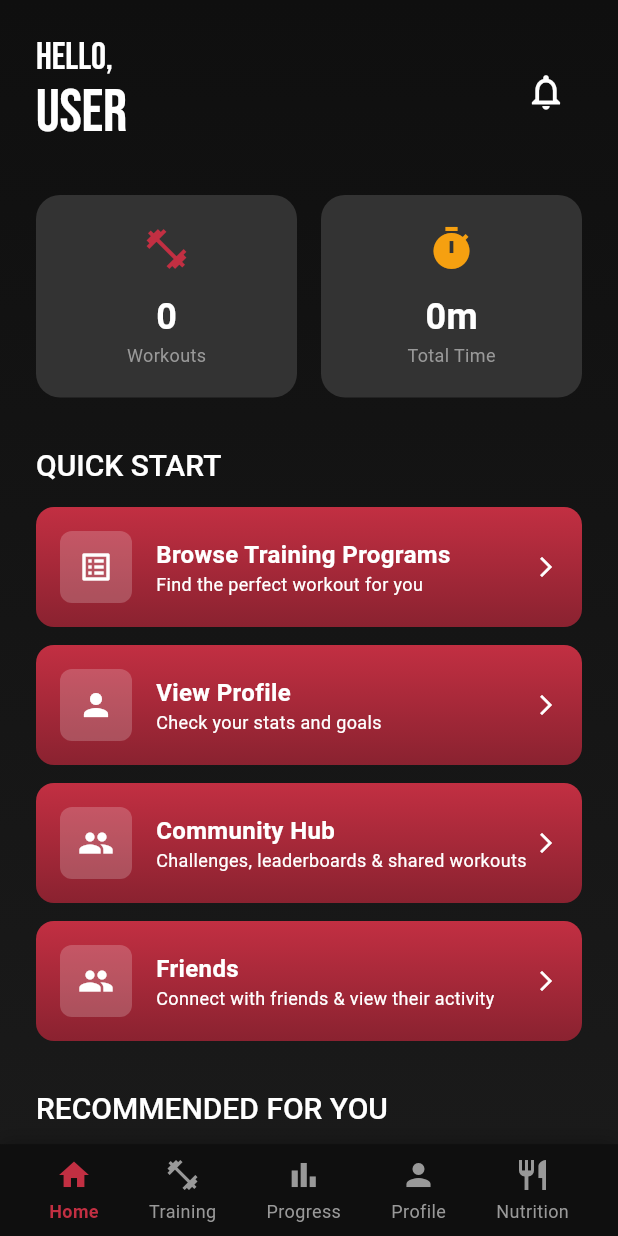
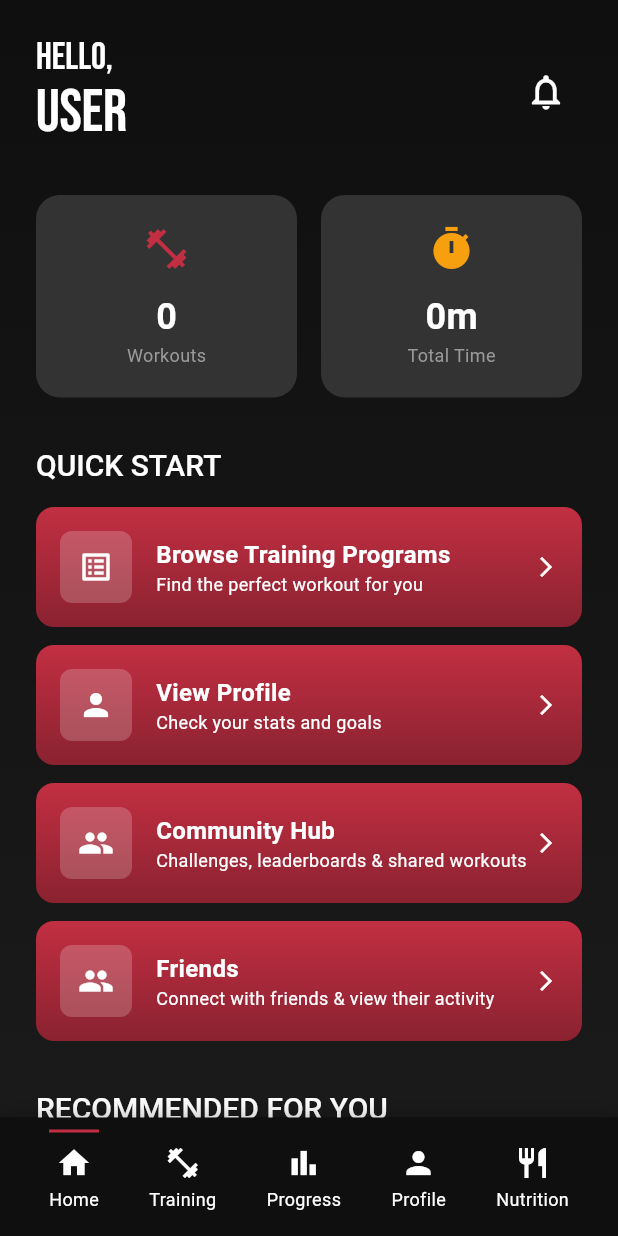
Before and after one commit to Gaburagi/MuscleMax-Main, a Flutter app: the HomeScreen screen opened by its route, on a phone screen of 412 x 824 dp. Run offline on Flutter 3.47's test engine with Material 3 defaults, Android fonts, the phone set to English and light mode, and no system bars; our stand-ins replace email_validator, flutter_svg, go_router, shared_preferences, smooth_page_indicator; accounts and stored records are empty; project files that could hold a hidden picture were left out.

Commit message:
Fixed Bottom NavBar Color Consistency

```diff
--- a/lib/screens/home_screen.dart
+++ b/lib/screens/home_screen.dart
@@ -382,25 +382,36 @@ class _NavItem extends StatelessWidget {
   Widget build(BuildContext context) {
     return GestureDetector(
       onTap: onTap,
+      child: Container(
+        padding: const EdgeInsets.symmetric(vertical: 8),
+        decoration: BoxDecoration(
+          border: Border(
+            top: BorderSide(
+              color: isSelected ? AppColors.primaryRed : Colors.transparent,
+              width: 2,
+            ),
+          ),
+        ),
         child: Column(
           mainAxisSize: MainAxisSize.min,
           children: [
             Icon(
               icon,
-            color: isSelected ? AppColors.primaryRed : AppColors.textGray,
+              color: Colors.white,
               size: 24,
             ),
             const SizedBox(height: 4),
             Text(
               label,
-            style: TextStyle(
-              color: isSelected ? AppColors.primaryRed : AppColors.textGray,
+              style: const TextStyle(
+                color: Colors.white,
                 fontSize: 12,
-              fontWeight: isSelected ? FontWeight.w600 : FontWeight.normal,
+                fontWeight: FontWeight.normal,
               ),
             ),
           ],
         ),
+      ),
     );
   }
 }
```
Lines whose indentation alone changed are shown as unchanged.
